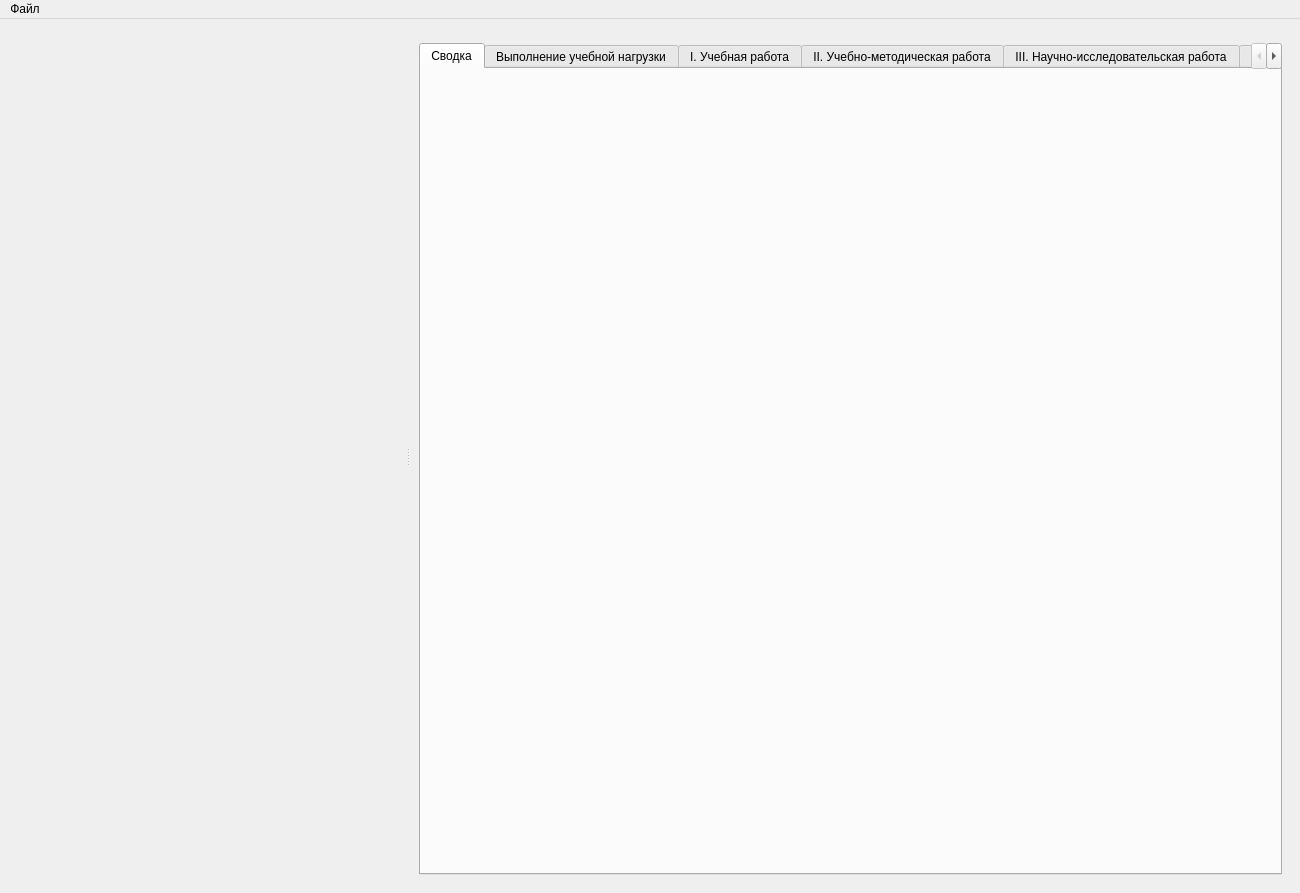
rainovskyqt/teacher_plan, file src/mainwindow.ui: the form before one commit.
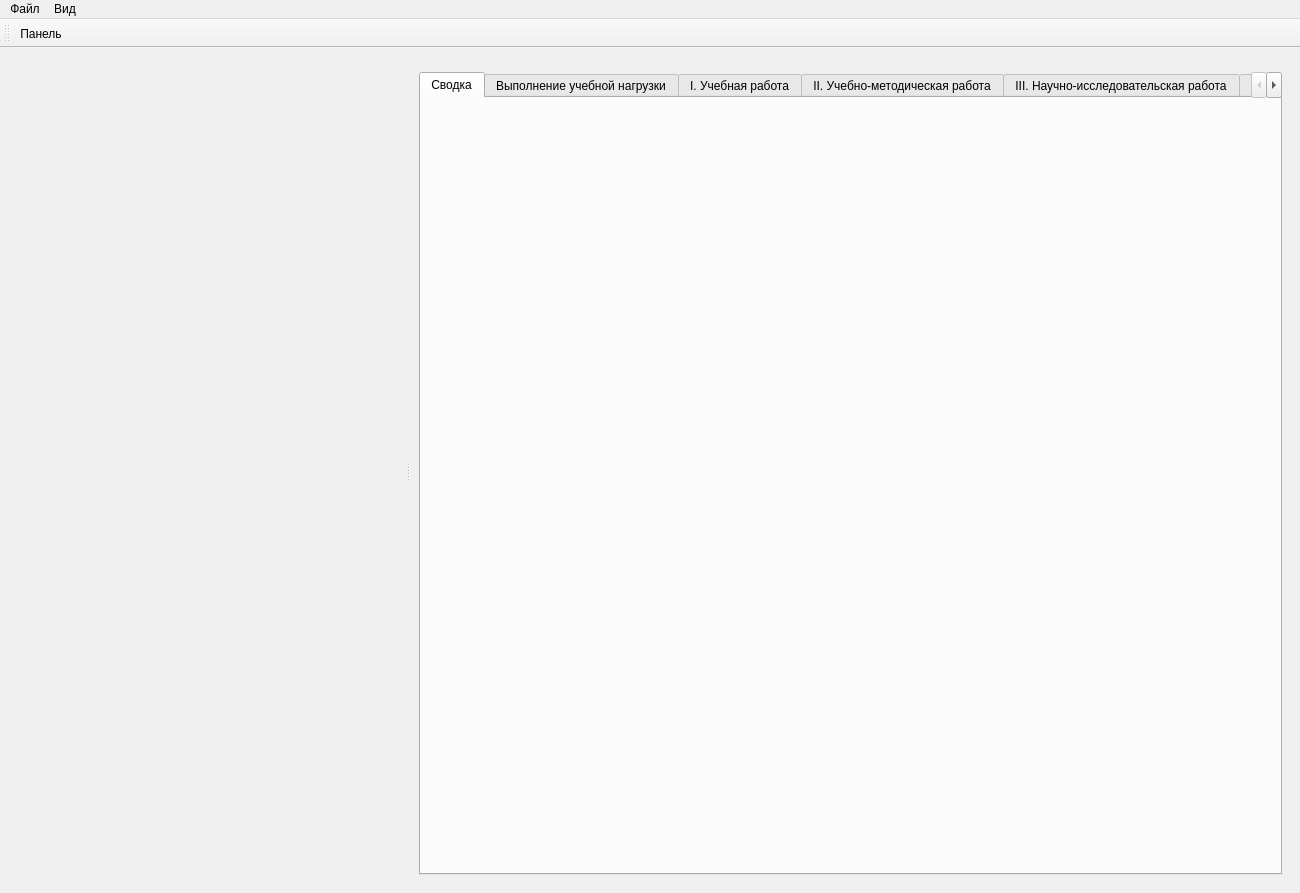
The form after the commit. Icons and pictures are not drawn. Custom widgets are drawn as their Qt base class.

What changed in the file:
```diff
--- a/src/mainwindow.ui
+++ b/src/mainwindow.ui
@@ -170,6 +170,18 @@
     </item>
    </layout>
   </widget>
+  <widget class="QToolBar" name="toolBar">
+   <property name="windowTitle">
+    <string>toolBar</string>
+   </property>
+   <attribute name="toolBarArea">
+    <enum>TopToolBarArea</enum>
+   </attribute>
+   <attribute name="toolBarBreak">
+    <bool>false</bool>
+   </attribute>
+   <addaction name="a_showFacultyPanel"/>
+  </widget>
   <widget class="QMenuBar" name="menuBar">
    <property name="geometry">
     <rect>
@@ -185,13 +197,38 @@
     </property>
     <addaction name="a_exit"/>
    </widget>
+   <widget class="QMenu" name="menu_2">
+    <property name="title">
+     <string>Вид</string>
+    </property>
+    <addaction name="a_showFacultyPanel"/>
+   </widget>
    <addaction name="menu"/>
+   <addaction name="menu_2"/>
   </widget>
   <action name="a_exit">
    <property name="text">
     <string>Выход</string>
    </property>
   </action>
+  <action name="a_showFacultyPanel">
+   <property name="checkable">
+    <bool>true</bool>
+   </property>
+   <property name="icon">
+    <iconset resource="res.qrc">
+     <normaloff>:/img/img/plans_panel.png</normaloff>:/img/img/plans_panel.png</iconset>
+   </property>
+   <property name="text">
+    <string>Панель</string>
+   </property>
+   <property name="toolTip">
+    <string>Скрыть/Показать панель учебных планов</string>
+   </property>
+   <property name="menuRole">
+    <enum>QAction::NoRole</enum>
+   </property>
+  </action>
  </widget>
  <customwidgets>
   <customwidget>
```
Left out of the diff: 2 changed lines with no effect on the pictures.
